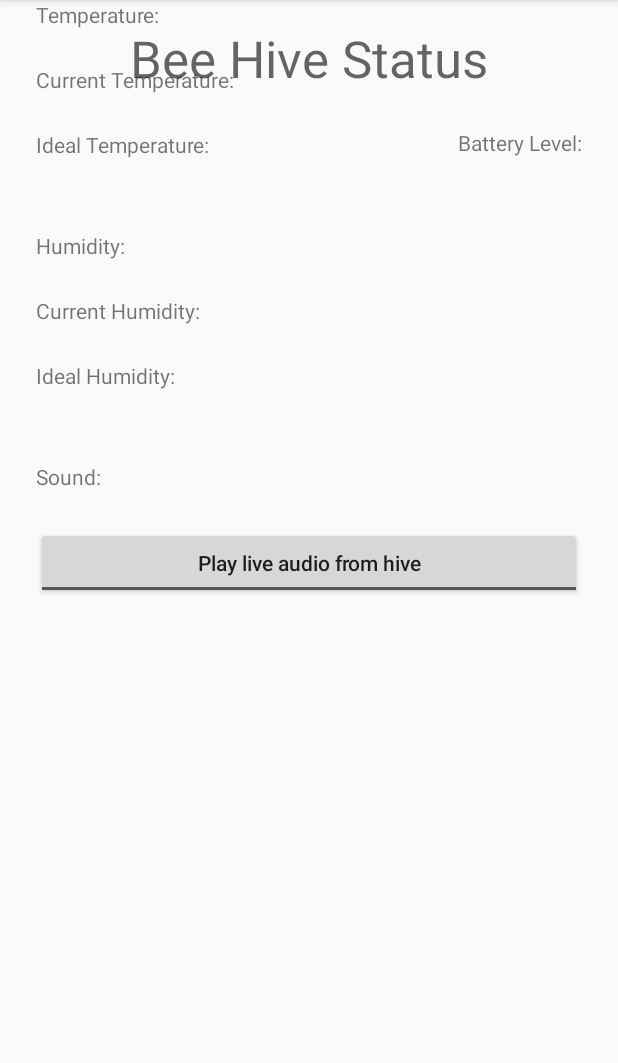
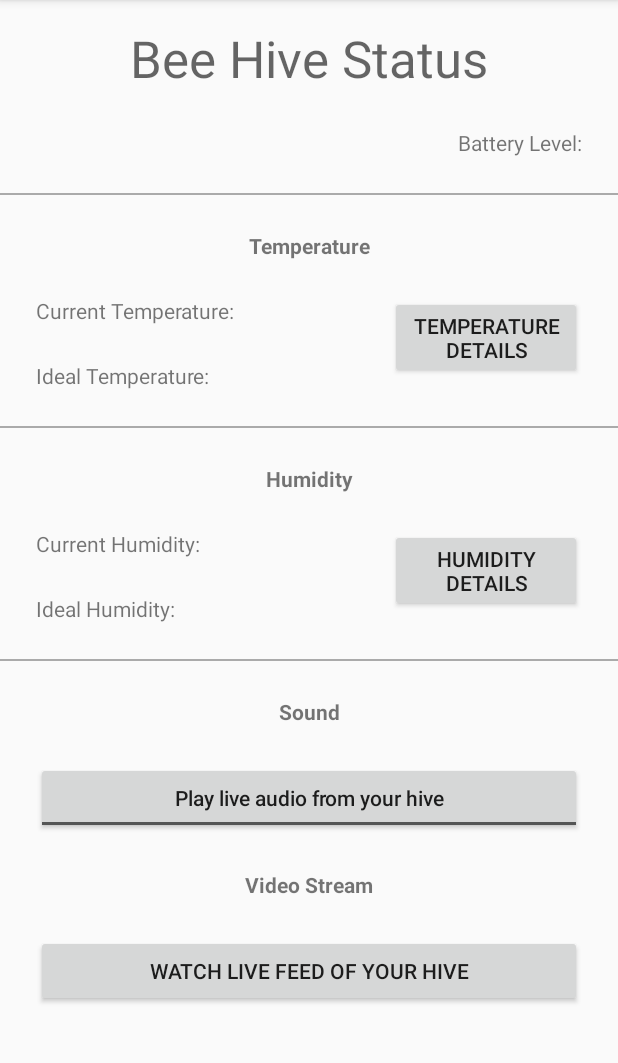
Before and after one commit to RansomConant/SmartHiveApp, an Android app: the screen it shows after launch (MainActivity), on a phone screen of 412 x 824 dp, the part 84-1147 px from its top. Run offline under Robolectric (Android 15) with nearby library versions, the phone set to English and light mode, and no system bars.

Commit message:
renamed components, added restraints

```diff
--- a/app/src/main/res/layout/activity_main.xml
+++ b/app/src/main/res/layout/activity_main.xml
@@ -10,18 +10,22 @@
         android:id="@+id/idealHumidityText"
         android:layout_width="wrap_content"
         android:layout_height="wrap_content"
+        android:layout_marginStart="24dp"
+        android:layout_marginLeft="24dp"
         android:layout_marginTop="24dp"
         android:text="@string/idealHumidityString"
-        app:layout_constraintStart_toStartOf="@+id/currentHumidityText"
+        app:layout_constraintStart_toStartOf="parent"
         app:layout_constraintTop_toBottomOf="@+id/currentHumidityText" />
 
     <TextView
         android:id="@+id/currentHumidityText"
         android:layout_width="wrap_content"
         android:layout_height="wrap_content"
+        android:layout_marginStart="24dp"
+        android:layout_marginLeft="24dp"
         android:layout_marginTop="24dp"
         android:text="@string/currentHumidityString"
-        app:layout_constraintStart_toStartOf="@+id/humidityText"
+        app:layout_constraintStart_toStartOf="parent"
         app:layout_constraintTop_toBottomOf="@+id/humidityText" />
 
     <TextView
@@ -30,27 +34,35 @@
         android:layout_height="wrap_content"
         android:layout_marginStart="24dp"
         android:layout_marginLeft="24dp"
-        android:layout_marginTop="48dp"
+        android:layout_marginTop="24dp"
+        android:layout_marginEnd="24dp"
+        android:layout_marginRight="24dp"
         android:text="@string/humidityString"
+        android:textStyle="bold"
+        app:layout_constraintEnd_toEndOf="parent"
         app:layout_constraintStart_toStartOf="parent"
-        app:layout_constraintTop_toBottomOf="@+id/idealTemperatureText" />
+        app:layout_constraintTop_toBottomOf="@+id/midDivider" />
 
     <TextView
         android:id="@+id/currentTemperatureText"
         android:layout_width="wrap_content"
         android:layout_height="wrap_content"
+        android:layout_marginStart="24dp"
+        android:layout_marginLeft="24dp"
         android:layout_marginTop="24dp"
         android:text="@string/currentTemperatureString"
-        app:layout_constraintStart_toStartOf="@+id/temperatureText"
+        app:layout_constraintStart_toStartOf="parent"
         app:layout_constraintTop_toBottomOf="@+id/temperatureText" />
 
     <TextView
         android:id="@+id/idealTemperatureText"
         android:layout_width="wrap_content"
         android:layout_height="wrap_content"
+        android:layout_marginStart="24dp"
+        android:layout_marginLeft="24dp"
         android:layout_marginTop="24dp"
         android:text="@string/idealTemperatureString"
-        app:layout_constraintStart_toStartOf="@+id/currentTemperatureText"
+        app:layout_constraintStart_toStartOf="parent"
         app:layout_constraintTop_toBottomOf="@+id/currentTemperatureText" />
 
     <TextView
@@ -59,9 +71,14 @@
         android:layout_height="wrap_content"
         android:layout_marginStart="24dp"
         android:layout_marginLeft="24dp"
+        android:layout_marginTop="49dp"
+        android:layout_marginEnd="24dp"
+        android:layout_marginRight="24dp"
         android:text="@string/temperatureString"
+        android:textStyle="bold"
+        app:layout_constraintEnd_toEndOf="parent"
         app:layout_constraintStart_toStartOf="parent"
-        tools:layout_editor_absoluteY="153dp" />
+        app:layout_constraintTop_toBottomOf="@+id/batteryLevelText" />
 
     <TextView
         android:id="@+id/beeHiveStatusText"
@@ -95,10 +112,14 @@
         android:layout_height="wrap_content"
         android:layout_marginStart="24dp"
         android:layout_marginLeft="24dp"
-        android:layout_marginTop="48dp"
+        android:layout_marginTop="24dp"
+        android:layout_marginEnd="24dp"
+        android:layout_marginRight="24dp"
         android:text="@string/soundString"
+        android:textStyle="bold"
+        app:layout_constraintEnd_toEndOf="parent"
         app:layout_constraintStart_toStartOf="parent"
-        app:layout_constraintTop_toBottomOf="@+id/idealHumidityText" />
+        app:layout_constraintTop_toBottomOf="@+id/bottomDivider" />
 
     <ToggleButton
         android:id="@+id/soundButton"
@@ -116,4 +137,83 @@
         app:layout_constraintStart_toStartOf="parent"
         app:layout_constraintTop_toBottomOf="@+id/soundText" />
 
+    <TextView
+        android:id="@+id/textView"
+        android:layout_width="wrap_content"
+        android:layout_height="wrap_content"
+        android:layout_marginStart="24dp"
+        android:layout_marginLeft="24dp"
+        android:layout_marginTop="24dp"
+        android:layout_marginEnd="24dp"
+        android:layout_marginRight="24dp"
+        android:text="@string/videoStreamString"
+        android:textStyle="bold"
+        app:layout_constraintEnd_toEndOf="parent"
+        app:layout_constraintStart_toStartOf="parent"
+        app:layout_constraintTop_toBottomOf="@+id/soundButton" />
+
+    <Button
+        android:id="@+id/videoButton"
+        android:layout_width="0dp"
+        android:layout_height="wrap_content"
+        android:layout_marginStart="24dp"
+        android:layout_marginLeft="24dp"
+        android:layout_marginTop="24dp"
+        android:layout_marginEnd="24dp"
+        android:layout_marginRight="24dp"
+        android:text="@string/videoButtonString"
+        app:layout_constraintEnd_toEndOf="parent"
+        app:layout_constraintStart_toStartOf="parent"
+        app:layout_constraintTop_toBottomOf="@+id/textView" />
+
+    <View
+        android:id="@+id/midDivider"
+        android:layout_width="match_parent"
+        android:layout_height="1dp"
+        android:layout_marginTop="24dp"
+        android:alpha="1"
+        android:background="@android:color/darker_gray"
+        android:clickable="false"
+        app:layout_constraintTop_toBottomOf="@+id/idealTemperatureText"
+        tools:layout_editor_absoluteX="0dp" />
+
+    <View
+        android:id="@+id/bottomDivider"
+        android:layout_width="match_parent"
+        android:layout_height="1dp"
+        android:layout_marginTop="24dp"
+        android:background="@android:color/darker_gray"
+        app:layout_constraintTop_toBottomOf="@+id/idealHumidityText"
+        tools:layout_editor_absoluteX="6dp" />
+
+    <Button
+        android:id="@+id/temperatureDetailsButton"
+        android:layout_width="128dp"
+        android:layout_height="wrap_content"
+        android:layout_marginEnd="24dp"
+        android:layout_marginRight="24dp"
+        android:text="@string/tempDetailsButtonString"
+        app:layout_constraintEnd_toEndOf="parent"
+        app:layout_constraintTop_toTopOf="@+id/currentTemperatureText" />
+
+    <View
+        android:id="@+id/topDivider"
+        android:layout_width="match_parent"
+        android:layout_height="1dp"
+        android:layout_marginTop="24dp"
+        android:layout_marginBottom="24dp"
+        android:background="@android:color/darker_gray"
+        app:layout_constraintBottom_toTopOf="@+id/temperatureText"
+        app:layout_constraintTop_toBottomOf="@+id/batteryLevelText"
+        tools:layout_editor_absoluteX="2dp" />
+
+    <Button
+        android:id="@+id/humidityDetailsButton"
+        android:layout_width="0dp"
+        android:layout_height="wrap_content"
+        android:text="@string/humidityDetailsButtonString"
+        app:layout_constraintEnd_toEndOf="@+id/temperatureDetailsButton"
+        app:layout_constraintStart_toStartOf="@+id/temperatureDetailsButton"
+        app:layout_constraintTop_toTopOf="@+id/currentHumidityText" />
+
 </androidx.constraintlayout.widget.ConstraintLayout>
--- a/app/src/main/res/values/strings.xml
+++ b/app/src/main/res/values/strings.xml
@@ -2,14 +2,17 @@
     <string name="app_name">HiveMind</string>
     <string name="beeHiveStatusString">Bee Hive Status</string>
     <string name="batteryLevelString">Battery Level:</string>
-    <string name="temperatureString">Temperature:</string>
+    <string name="temperatureString">Temperature</string>
     <string name="currentTemperatureString">Current Temperature:</string>
     <string name="idealTemperatureString">Ideal Temperature:</string>
-    <string name="humidityString">Humidity:</string>
+    <string name="humidityString">Humidity</string>
     <string name="currentHumidityString">Current Humidity:</string>
     <string name="idealHumidityString">Ideal Humidity:</string>
-    <string name="soundString">Sound:</string>
-    <string name="videoStreamString">Video Stream:</string>
-    <string name="playAudioString">Play live audio from hive</string>
-    <string name="muteAudioString">Mute live audio from hive</string>
+    <string name="soundString">Sound</string>
+    <string name="videoStreamString">Video Stream</string>
+    <string name="playAudioString">Play live audio from your hive</string>
+    <string name="muteAudioString">Mute live audio from your hive</string>
+    <string name="videoButtonString">Watch live feed of your hive</string>
+    <string name="tempDetailsButtonString">Temperature Details</string>
+    <string name="humidityDetailsButtonString">Humidity Details</string>
 </resources>
```
